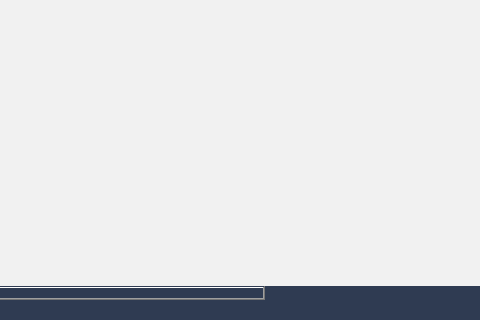
Before: the Qt Designer form employee.ui in HyperDarkmoon/TVEmpire, drawn with Qt 5; both pictures show x 336 to 816 and y 240 to 560 of the 968 by 560 pixel window.
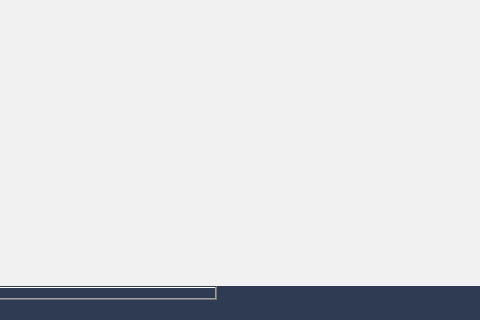
After: the same form once the commit is applied. Icons and pictures are not drawn.

Commit message: Delete crud

```diff
--- a/employee.ui
+++ b/employee.ui
@@ -832,7 +832,12 @@
     </column>
     <column>
      <property name="text">
-      <string>Options</string>
+      <string>Delete</string>
+     </property>
+    </column>
+    <column>
+     <property name="text">
+      <string>Edit</string>
      </property>
     </column>
     <item row="19" column="0">
```
The commit also changes 7 other files.
